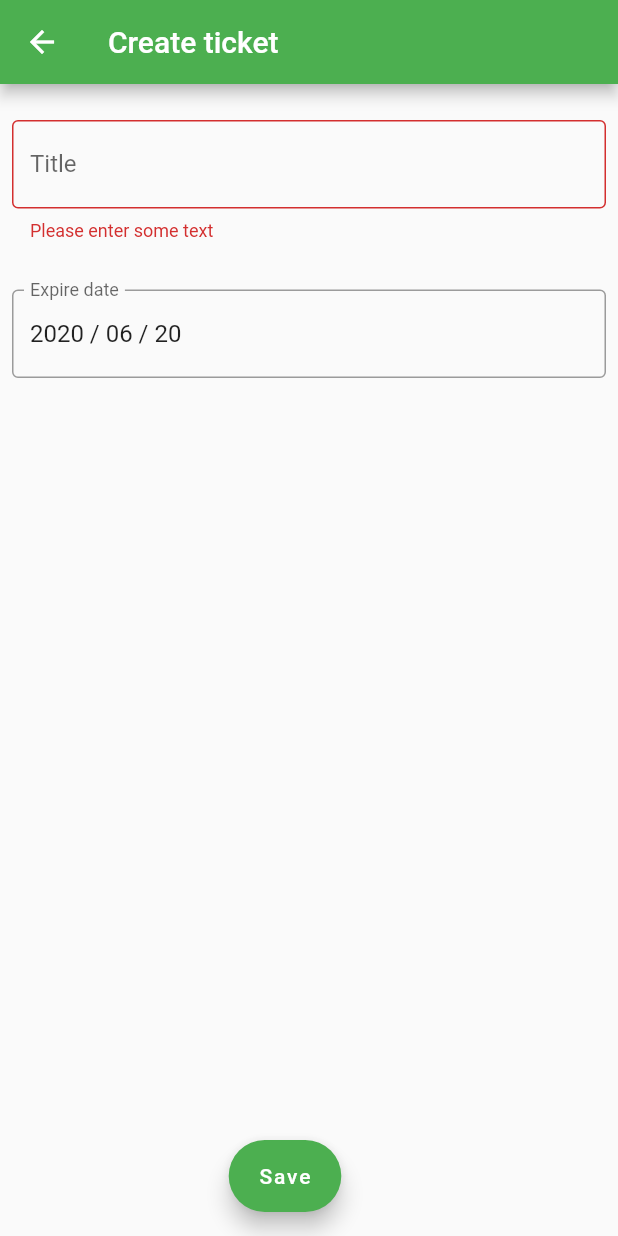
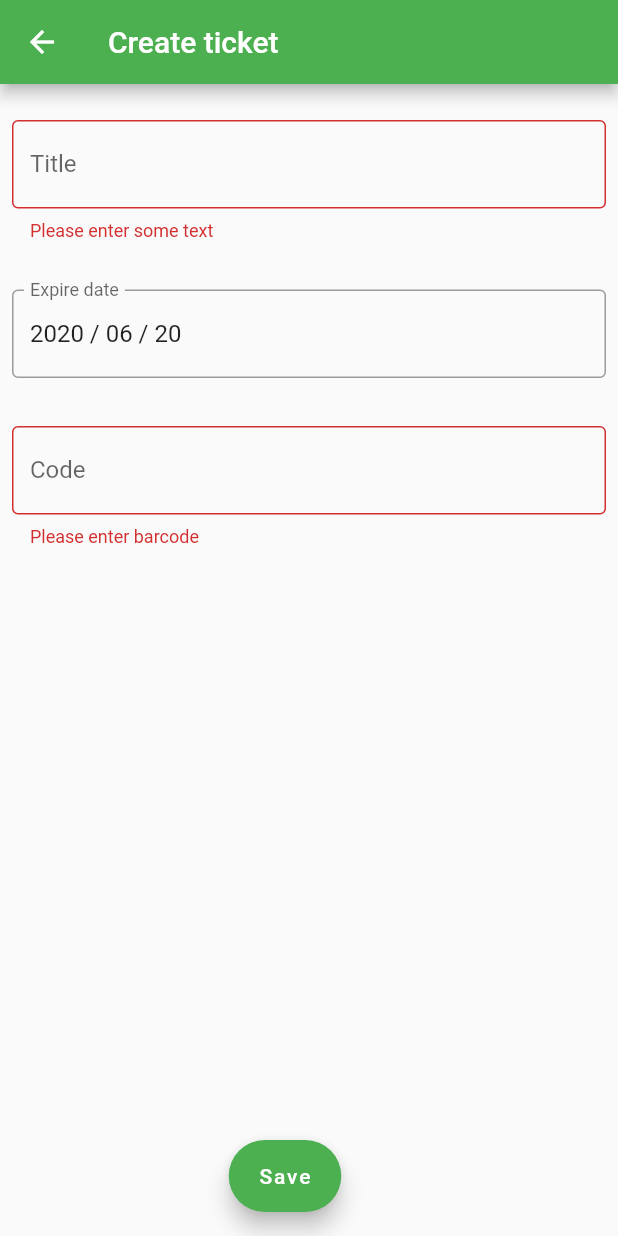
Before and after one commit to alorma/DiscountsApp, a Flutter app: the CreateTicketScreen screen opened by its route, after a tap on "Save", on a phone screen of 412 x 824 dp. Run offline on Flutter 3.47's test engine with Material 2 defaults, Android fonts, the light colour scheme and no system bars; missing offline and left inert: barcode_scan; network calls fail.

Commit message:
Add code text and scan

```diff
--- a/lib/new_ticket.dart
+++ b/lib/new_ticket.dart
@@ -10,25 +10,17 @@ class CreateTicketScreen extends StatefulWidget {
 }
 
 class CreateTicketScreenState extends State<CreateTicketScreen> {
-
   DateTime selectedDate = DateTime.now();
   final _formKey = GlobalKey<FormState>();
   ScanResult _scanResult;
 
   var dateTextController = TextEditingController();
+  var codeTextController = TextEditingController();
 
-/*
-  void _scanBarcode() async {
-    var result = await BarcodeScanner.scan();
-    setState(() {
-      _scanResult = result;
-    });
-  }
- */
-
-@override
+  @override
   void initState() {
     dateTextController.text = formatSelectedDate();
+    codeTextController.text = "";
     super.initState();
   }
 
@@ -70,6 +62,8 @@ class CreateTicketScreenState extends State<CreateTicketScreen> {
             buildTitleTextField(),
             buildFormSpace(16),
             buildExpireTextField(context),
+            buildFormSpace(16),
+            buildBarcodeTextField(context),
           ],
         ),
       ),
@@ -117,14 +111,45 @@ class CreateTicketScreenState extends State<CreateTicketScreen> {
       },
       validator: (value) {
         if (value.isEmpty) {
-          return 'Please enter some text';
+          return 'Please enter date';
         }
         return null;
       },
     );
   }
 
-  String formatSelectedDate() => DateFormat('yyyy / MM / dd').format(selectedDate);
+  Widget buildBarcodeTextField(BuildContext context) {
+    return TextFormField(
+      controller: codeTextController,
+      decoration: InputDecoration(
+        labelText: "Code",
+        border: OutlineInputBorder(),
+        suffixText: buildScanResultType(),
+      ),
+      enableInteractiveSelection: false,
+      onTap: () {
+        FocusScope.of(context).requestFocus(new FocusNode());
+        scanBarcode();
+      },
+      validator: (value) {
+        if (value.isEmpty) {
+          return 'Please enter barcode';
+        }
+        return null;
+      },
+    );
+  }
+
+  String buildScanResultType() {
+    if (_scanResult != null) {
+      return _scanResult.format.toString();
+    } else {
+      return "";
+    }
+  }
+
+  String formatSelectedDate() =>
+      DateFormat('yyyy / MM / dd').format(selectedDate);
 
   selectDate(BuildContext context) async {
     DateTime selected = await showDatePicker(
@@ -141,7 +166,15 @@ class CreateTicketScreenState extends State<CreateTicketScreen> {
     }
   }
 
-  /*
+  void scanBarcode() async {
+    var result = await BarcodeScanner.scan();
+    setState(() {
+      _scanResult = result;
+      codeTextController.text = _scanResult.rawContent;
+    });
+  }
+
+/*
   Column scanResultWidget(BuildContext context) {
     return Column(
       children: <Widget>[
```
